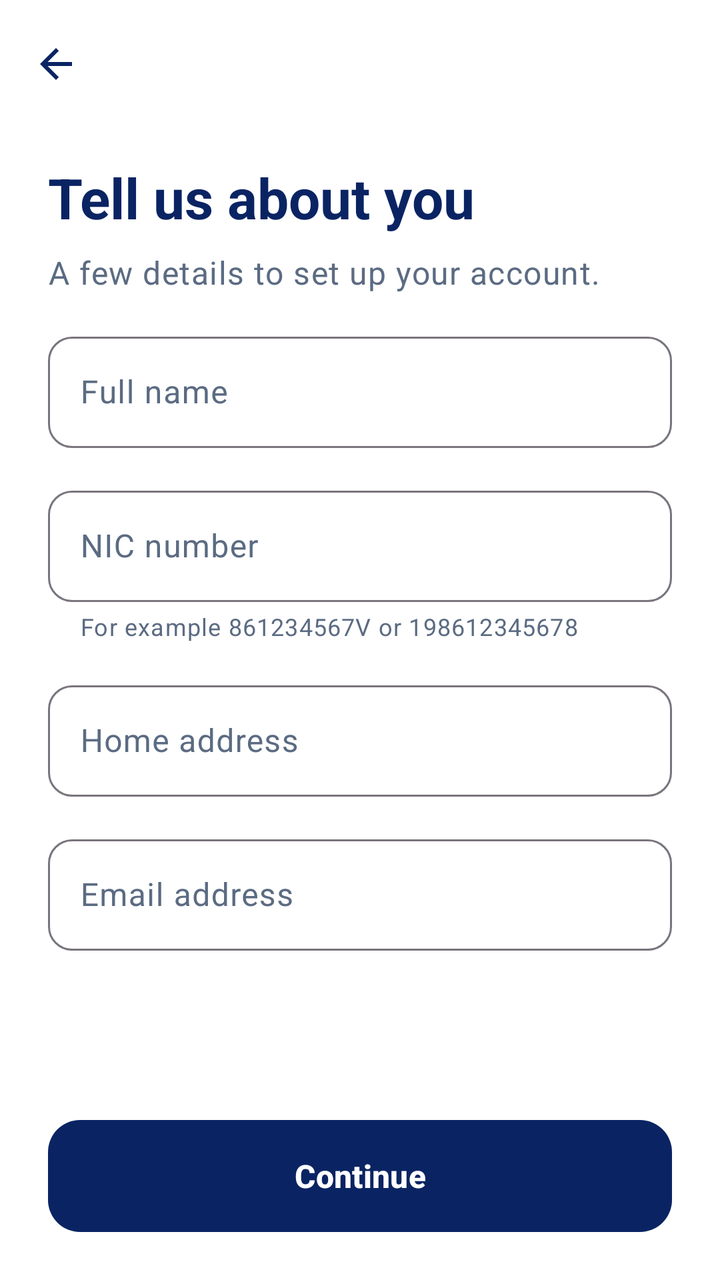
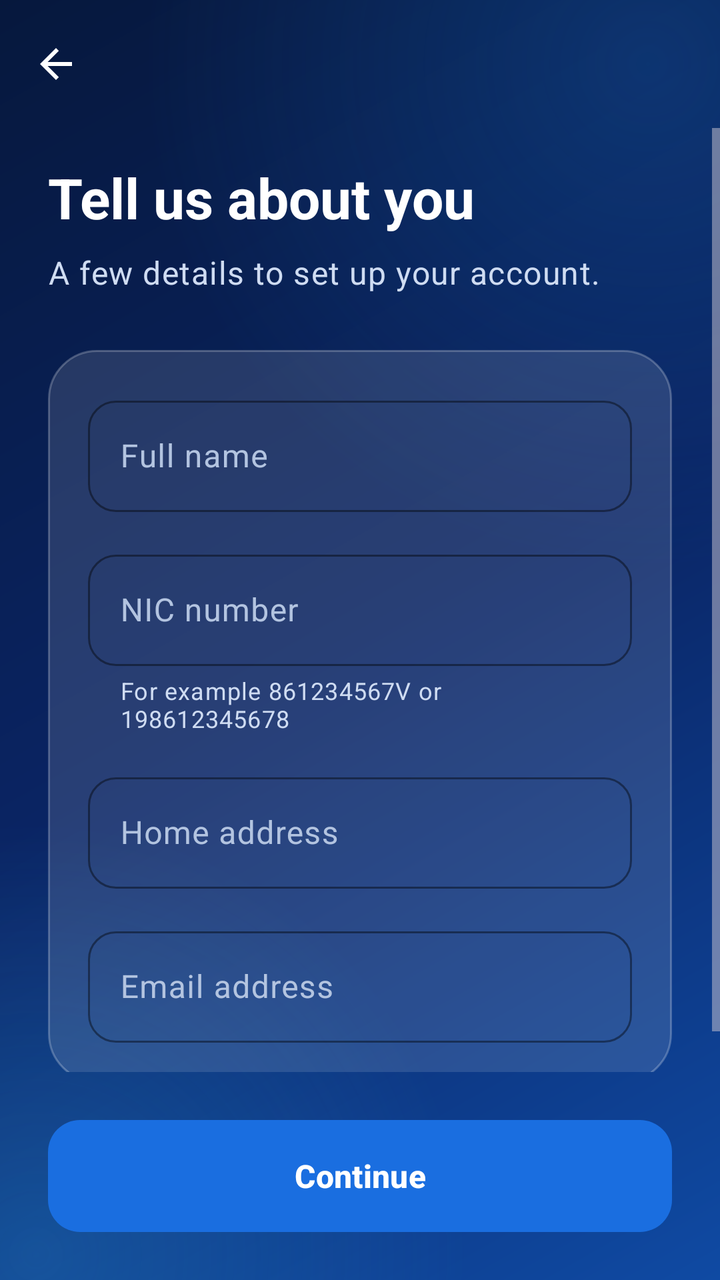

An Android layout rendered at two revisions. The XML below is the earlier revision; the diff shows what the commit changed to produce the second picture.
<!-- AndroidManifest.xml: activity theme Theme.ShaloTrack.Auth -->
<!-- res/layout/activity_email_input.xml -->
<?xml version="1.0" encoding="utf-8"?>
<LinearLayout xmlns:android="http://schemas.android.com/apk/res/android"
    xmlns:app="http://schemas.android.com/apk/res-auto"
    android:id="@+id/main"
    android:layout_width="match_parent"
    android:layout_height="match_parent"
    android:orientation="vertical">

    <include layout="@layout/include_auth_toolbar" />

    <ScrollView
        android:layout_width="match_parent"
        android:layout_height="0dp"
        android:layout_weight="1"
        android:fillViewport="true"
        android:clipToPadding="false">

        <LinearLayout
            android:layout_width="match_parent"
            android:layout_height="wrap_content"
            android:orientation="vertical"
            android:paddingHorizontal="24dp"
            android:paddingTop="16dp"
            android:paddingBottom="16dp">

            <TextView
                style="@style/TextAppearance.ShaloTrack.Headline"
                android:layout_width="match_parent"
                android:layout_height="wrap_content"
                android:accessibilityHeading="true"
                android:text="@string/details_title" />

            <TextView
                style="@style/TextAppearance.ShaloTrack.Body"
                android:layout_width="match_parent"
                android:layout_height="wrap_content"
                android:layout_marginTop="8dp"
                android:text="@string/details_subtitle" />

            <com.google.android.material.textfield.TextInputLayout
                android:id="@+id/layoutFullName"
                android:layout_width="match_parent"
                android:layout_height="wrap_content"
                android:layout_marginTop="16dp"
                android:hint="@string/details_name_hint">

                <com.google.android.material.textfield.TextInputEditText
                    android:id="@+id/etFullName"
                    android:layout_width="match_parent"
                    android:layout_height="wrap_content"
                android:autofillHints="personName"
                    android:imeOptions="actionNext"
                    android:inputType="textPersonName|textCapWords" />
            </com.google.android.material.textfield.TextInputLayout>

            <com.google.android.material.textfield.TextInputLayout
                android:id="@+id/layoutNicNumber"
                android:layout_width="match_parent"
                android:layout_height="wrap_content"
                android:layout_marginTop="16dp"
                android:hint="@string/details_nic_hint"
            app:helperText="@string/details_nic_helper">

                <com.google.android.material.textfield.TextInputEditText
                    android:id="@+id/etNicNumber"
                    android:layout_width="match_parent"
                    android:layout_height="wrap_content"
                    android:imeOptions="actionNext"
                    android:inputType="textCapCharacters|textNoSuggestions"
                    android:maxLength="14" />
            </com.google.android.material.textfield.TextInputLayout>

            <com.google.android.material.textfield.TextInputLayout
                android:id="@+id/layoutAddress"
                android:layout_width="match_parent"
                android:layout_height="wrap_content"
                android:layout_marginTop="16dp"
                android:hint="@string/details_address_hint">

                <com.google.android.material.textfield.TextInputEditText
                    android:id="@+id/etAddress"
                    android:layout_width="match_parent"
                    android:layout_height="wrap_content"
                android:autofillHints="postalAddress"
                    android:imeOptions="actionNext"
                    android:inputType="textPostalAddress|textCapWords|textMultiLine" />
            </com.google.android.material.textfield.TextInputLayout>

            <com.google.android.material.textfield.TextInputLayout
                android:id="@+id/layoutEmailInput"
                android:layout_width="match_parent"
                android:layout_height="wrap_content"
                android:layout_marginTop="16dp"
                android:hint="@string/details_email_hint">

                <com.google.android.material.textfield.TextInputEditText
                    android:id="@+id/etEmail"
                    android:layout_width="match_parent"
                    android:layout_height="wrap_content"
                android:autofillHints="emailAddress"
                    android:imeOptions="actionDone"
                    android:inputType="textEmailAddress" />
            </com.google.android.material.textfield.TextInputLayout>
        </LinearLayout>
    </ScrollView>

    <FrameLayout
        android:layout_width="match_parent"
        android:layout_height="wrap_content"
        android:padding="24dp">

        <com.google.android.material.button.MaterialButton
            android:id="@+id/btnContinue"
            android:layout_width="match_parent"
            android:layout_height="wrap_content"
            android:text="@string/details_continue" />
    </FrameLayout>
</LinearLayout>
<!-- res/layout/include_auth_toolbar.xml (included above) -->
<?xml version="1.0" encoding="utf-8"?>
<com.google.android.material.appbar.MaterialToolbar
    xmlns:android="http://schemas.android.com/apk/res/android"
    xmlns:app="http://schemas.android.com/apk/res-auto"
    android:id="@+id/toolbar"
    android:layout_width="match_parent"
    android:layout_height="?attr/actionBarSize"
    android:background="@android:color/transparent"
    app:navigationContentDescription="@string/action_back"
    app:navigationIcon="@drawable/ic_arrow_back"
    app:navigationIconTint="?attr/colorPrimary" />
<!-- resources referenced by this layout -->
<resources>
  <style name="TextAppearance.ShaloTrack.Body" parent="TextAppearance.Material3.BodyLarge">
          <item name="android:textColor">?attr/colorOnSurfaceVariant</item>
      </style>
  <style name="TextAppearance.ShaloTrack.Headline" parent="TextAppearance.Material3.HeadlineMedium">
          <item name="android:textColor">?attr/colorPrimary</item>
          <item name="android:textStyle">bold</item>
      </style>
  <style name="Theme.ShaloTrack.Auth" parent="Theme.Material3.Light.NoActionBar">
          <item name="colorPrimary">@color/brand_primary</item>
          <item name="colorOnPrimary">@color/text_on_dark</item>
          <item name="colorSecondary">@color/brand_accent</item>
          <item name="colorOnSecondary">@color/text_on_dark</item>
          <item name="colorSurface">@color/surface_white</item>
          <item name="colorOnSurface">@color/text_primary</item>
          <item name="colorOnSurfaceVariant">@color/text_secondary</item>
          <item name="colorError">@color/status_danger</item>
          <item name="android:windowBackground">@color/surface_white</item>
          <item name="materialButtonStyle">@style/Widget.ShaloTrack.Button</item>
          <item name="textInputStyle">@style/Widget.ShaloTrack.TextInputLayout</item>
      </style>
  <color name="brand_primary">#0A2463</color>
  <color name="text_on_dark">#FFFFFF</color>
  <color name="brand_accent">#1877F2</color>
  <color name="surface_white">#FFFFFF</color>
  <color name="text_primary">#222222</color>
  <color name="text_secondary">#5B6B82</color>
  <color name="status_danger">#E53935</color>
  <style name="Widget.ShaloTrack.Button" parent="Widget.Material3.Button">
          <item name="android:minHeight">56dp</item>
          <item name="android:insetTop">0dp</item>
          <item name="android:insetBottom">0dp</item>
          <item name="cornerRadius">16dp</item>
          <item name="android:textAppearance">@style/TextAppearance.ShaloTrack.Button</item>
      </style>
  <style name="Widget.ShaloTrack.TextInputLayout" parent="Widget.Material3.TextInputLayout.OutlinedBox">
          <item name="boxCornerRadiusTopStart">12dp</item>
          <item name="boxCornerRadiusTopEnd">12dp</item>
          <item name="boxCornerRadiusBottomStart">12dp</item>
          <item name="boxCornerRadiusBottomEnd">12dp</item>
      </style>
  <!-- unchanged entries left out for length: 11 -->
</resources>

<!-- the commit's change to res/layout/activity_email_input.xml (unified diff, before → after) -->
@@ -24,24 +24,31 @@
             android:paddingBottom="16dp">
 
             <TextView
-                style="@style/TextAppearance.ShaloTrack.Headline"
+                android:textAppearance="@style/TextAppearance.ShaloTrack.Headline"
                 android:layout_width="match_parent"
                 android:layout_height="wrap_content"
                 android:accessibilityHeading="true"
                 android:text="@string/details_title" />
 
             <TextView
-                style="@style/TextAppearance.ShaloTrack.Body"
+                android:textAppearance="@style/TextAppearance.ShaloTrack.Body"
                 android:layout_width="match_parent"
                 android:layout_height="wrap_content"
                 android:layout_marginTop="8dp"
                 android:text="@string/details_subtitle" />
 
+            <LinearLayout
+                style="@style/Widget.ShaloTrack.GlassPanel"
+                android:layout_width="match_parent"
+                android:layout_height="wrap_content"
+                android:layout_marginTop="28dp"
+                android:orientation="vertical">
+
             <com.google.android.material.textfield.TextInputLayout
                 android:id="@+id/layoutFullName"
                 android:layout_width="match_parent"
                 android:layout_height="wrap_content"
-                android:layout_marginTop="16dp"
+                android:layout_marginTop="0dp"
                 android:hint="@string/details_name_hint">
 
                 <com.google.android.material.textfield.TextInputEditText
@@ -101,6 +108,7 @@
                     android:imeOptions="actionDone"
                     android:inputType="textEmailAddress" />
             </com.google.android.material.textfield.TextInputLayout>
+            </LinearLayout>
         </LinearLayout>
     </ScrollView>
 
@@ -127,4 +135,4 @@
     android:background="@android:color/transparent"
     app:navigationContentDescription="@string/action_back"
     app:navigationIcon="@drawable/ic_arrow_back"
-    app:navigationIconTint="?attr/colorPrimary" />
+    app:navigationIconTint="@color/glass_text_primary" />
<!-- resource entries referenced after the edit -->
@@ -1,45 +1,96 @@
 <!-- resources referenced by this layout -->
 <resources>
+  <color name="glass_text_primary">#FFFFFF</color>
   <style name="TextAppearance.ShaloTrack.Body" parent="TextAppearance.Material3.BodyLarge">
-          <item name="android:textColor">?attr/colorOnSurfaceVariant</item>
+          <item name="android:textColor">@color/glass_text_secondary</item>
       </style>
   <style name="TextAppearance.ShaloTrack.Headline" parent="TextAppearance.Material3.HeadlineMedium">
-          <item name="android:textColor">?attr/colorPrimary</item>
+          <item name="android:textColor">@color/glass_text_primary</item>
           <item name="android:textStyle">bold</item>
       </style>
-  <style name="Theme.ShaloTrack.Auth" parent="Theme.Material3.Light.NoActionBar">
-          <item name="colorPrimary">@color/brand_primary</item>
-          <item name="colorOnPrimary">@color/text_on_dark</item>
-          <item name="colorSecondary">@color/brand_accent</item>
-          <item name="colorOnSecondary">@color/text_on_dark</item>
-          <item name="colorSurface">@color/surface_white</item>
-          <item name="colorOnSurface">@color/text_primary</item>
-          <item name="colorOnSurfaceVariant">@color/text_secondary</item>
-          <item name="colorError">@color/status_danger</item>
-          <item name="android:windowBackground">@color/surface_white</item>
+  <style name="Widget.ShaloTrack.GlassPanel" parent="">
+          <item name="android:background">@drawable/bg_glass_dark_card</item>
+          <item name="android:padding">20dp</item>
+      </style>
+  <style name="Theme.ShaloTrack.Auth" parent="Theme.Material3.Dark.NoActionBar">
+          <item name="colorPrimary">@color/glass_focus</item>
+          <item name="colorOnPrimary">@color/hero_top</item>
+          <item name="colorSecondary">@color/glass_focus</item>
+          <item name="colorSurface">@color/hero_mid</item>
+          <item name="colorOnSurface">@color/glass_text_primary</item>
+          <item name="colorOnSurfaceVariant">@color/glass_text_secondary</item>
+          <item name="colorOutline">@color/glass_outline</item>
+          <item name="colorError">@color/glass_error</item>
+          <item name="android:windowBackground">@drawable/bg_hero_gradient</item>
+          <item name="android:statusBarColor">@android:color/transparent</item>
+          <item name="android:navigationBarColor">@android:color/transparent</item>
+          <item name="android:windowLightStatusBar">false</item>
           <item name="materialButtonStyle">@style/Widget.ShaloTrack.Button</item>
           <item name="textInputStyle">@style/Widget.ShaloTrack.TextInputLayout</item>
       </style>
-  <color name="brand_primary">#0A2463</color>
-  <color name="text_on_dark">#FFFFFF</color>
-  <color name="brand_accent">#1877F2</color>
-  <color name="surface_white">#FFFFFF</color>
-  <color name="text_primary">#222222</color>
-  <color name="text_secondary">#5B6B82</color>
-  <color name="status_danger">#E53935</color>
+  <color name="glass_text_secondary">#CFDCF2</color>
+  <!-- drawable bg_glass_dark_card (drawable) -->
+  <?xml version="1.0" encoding="utf-8"?>
+  <shape xmlns:android="http://schemas.android.com/apk/res/android" android:shape="rectangle">
+      <solid android:color="@color/glass_dark_fill" />
+      <corners android:radius="24dp" />
+      <stroke android:width="1dp" android:color="@color/glass_dark_stroke" />
+  </shape>
+  <color name="glass_focus">#8DC3FF</color>
+  <color name="hero_top">#06183D</color>
+  <color name="hero_mid">#0A2463</color>
+  <color name="glass_outline">#8FA6CC</color>
+  <color name="glass_error">#FF9A92</color>
+  <!-- drawable bg_hero_gradient (drawable) -->
+  <?xml version="1.0" encoding="utf-8"?>
+  <layer-list xmlns:android="http://schemas.android.com/apk/res/android">
+      <item>
+          <shape android:shape="rectangle">
+              <gradient android:angle="315" android:startColor="@color/hero_top"
+                  android:centerColor="@color/hero_mid" android:endColor="@color/hero_bottom" />
+          </shape>
+      </item>
+      <item>
+          <shape android:shape="rectangle">
+              <gradient android:type="radial" android:centerX="0.9" android:centerY="0.05"
+                  android:gradientRadius="70%p" android:startColor="#401976D2" android:endColor="#001976D2" />
+          </shape>
+      </item>
+      <item>
+          <shape android:shape="rectangle">
+              <gradient android:type="radial" android:centerX="0.05" android:centerY="0.98"
+                  android:gradientRadius="60%p" android:startColor="#3338BDF8" android:endColor="#0038BDF8" />
+          </shape>
+      </item>
+  </layer-list>
   <style name="Widget.ShaloTrack.Button" parent="Widget.Material3.Button">
           <item name="android:minHeight">56dp</item>
           <item name="android:insetTop">0dp</item>
           <item name="android:insetBottom">0dp</item>
           <item name="cornerRadius">16dp</item>
+          <item name="backgroundTint">@color/glass_button</item>
+          <item name="android:textColor">@color/glass_text_primary</item>
           <item name="android:textAppearance">@style/TextAppearance.ShaloTrack.Button</item>
       </style>
   <style name="Widget.ShaloTrack.TextInputLayout" parent="Widget.Material3.TextInputLayout.OutlinedBox">
-          <item name="boxCornerRadiusTopStart">12dp</item>
-          <item name="boxCornerRadiusTopEnd">12dp</item>
-          <item name="boxCornerRadiusBottomStart">12dp</item>
-          <item name="boxCornerRadiusBottomEnd">12dp</item>
+          <item name="boxCornerRadiusTopStart">14dp</item>
+          <item name="boxCornerRadiusTopEnd">14dp</item>
+          <item name="boxCornerRadiusBottomStart">14dp</item>
+          <item name="boxCornerRadiusBottomEnd">14dp</item>
+          <item name="boxBackgroundMode">outline</item>
+          <item name="boxStrokeColor">@color/glass_focus</item>
+          <item name="android:textColorHint">@color/glass_text_hint</item>
+          <item name="hintTextColor">@color/glass_focus</item>
+          <item name="helperTextTextColor">@color/glass_text_secondary</item>
+          <item name="prefixTextColor">@color/glass_text_secondary</item>
+          <item name="errorTextColor">@color/glass_error</item>
+          <item name="boxStrokeErrorColor">@color/glass_error</item>
       </style>
+  <color name="glass_dark_fill">#1FFFFFFF</color>
+  <color name="glass_dark_stroke">#3DFFFFFF</color>
+  <color name="hero_bottom">#0F4AA3</color>
+  <color name="glass_button">#1A6EE0</color>
+  <color name="glass_text_hint">#B3C4E0</color>
   <!-- unchanged entries left out for length: 11 -->
 </resources>
 
